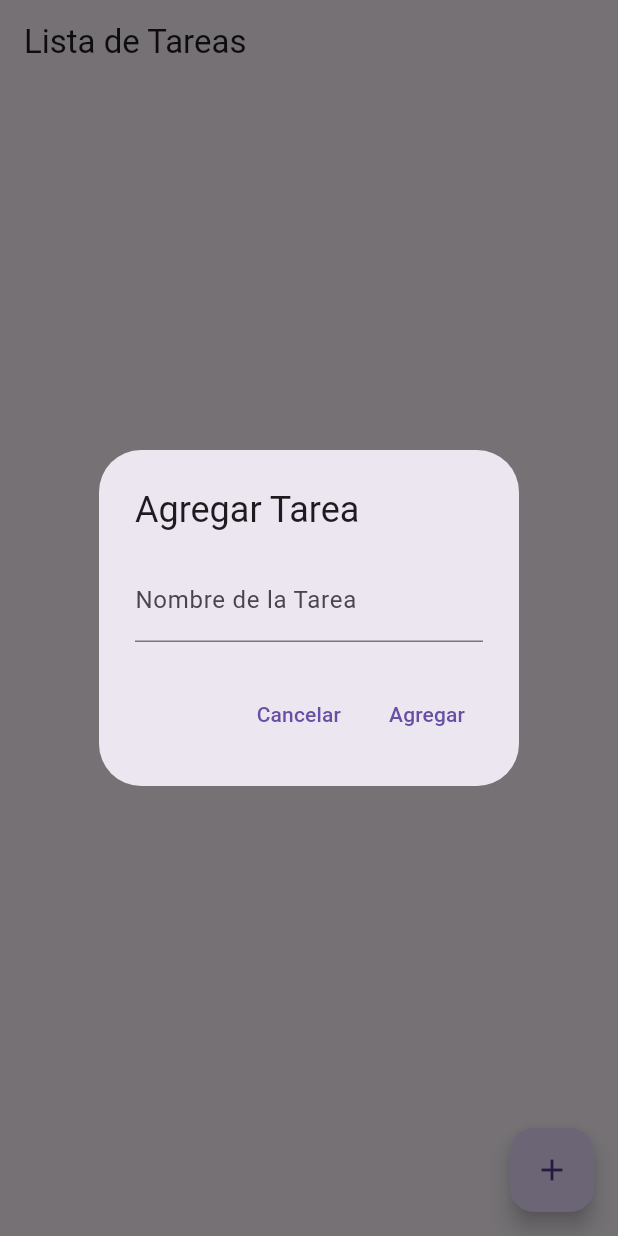
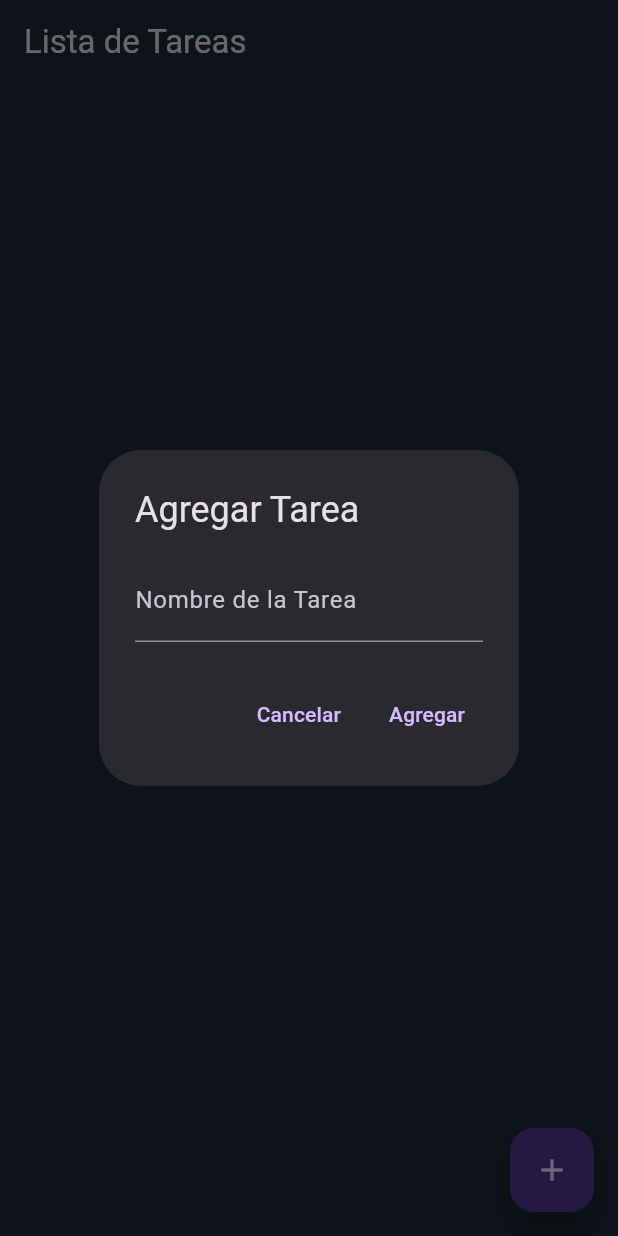
Before and after one commit to Sanspeen/todo_app, a Flutter app: the screen it shows after launch, after a tap on the "add" icon, on a phone screen of 412 x 824 dp. Run offline on Flutter 3.47's test engine with Material 3 defaults, Android fonts, the phone set to English and light mode, and no system bars.

Commit message:
Changed default styles

```diff
--- /dev/null
+++ b/lib/Theme/theme.dart
@@ -0,0 +1,14 @@
+import 'package:flutter/material.dart';
+
+final ThemeData customTheme = ThemeData.dark().copyWith(
+  primaryColor: Color(0xFF1F2937), // Dark blue-gray primary color
+  scaffoldBackgroundColor: Color(0xFF1F2937), // Dark blue-gray background color
+  elevatedButtonTheme: ElevatedButtonThemeData(
+    style: ButtonStyle(
+      backgroundColor: MaterialStateProperty.all<Color>(Color(0xFF6D28D9)), // Purple button background color
+    ),
+  ),
+  appBarTheme: AppBarTheme(
+    color: Color(0xFF1F2937), // Dark blue-gray app bar color
+  ),
+);
--- a/lib/main.dart
+++ b/lib/main.dart
@@ -1,6 +1,10 @@
 import 'package:flutter/material.dart';
+import 'package:todo_app/Theme/theme.dart';
 import './widgets/add_task_button_widget.dart';
 import './widgets/todo_list_widget.dart';
+import './widgets/add_task_dialog.dart';
+import './widgets/todo_item_widget.dart';
+
 void main() {
   runApp(TodoApp());
 }
@@ -10,9 +14,7 @@ class TodoApp extends StatelessWidget {
   Widget build(BuildContext context) {
     return MaterialApp(
       title: 'Todo App',
-      theme: ThemeData(
-        primarySwatch: Colors.blue,
-      ),
+      theme: customTheme,
       home: TodoListScreen(),
     );
   }
@@ -25,44 +27,24 @@ class TodoListScreen extends StatefulWidget {
 
 class _TodoListScreenState extends State<TodoListScreen> {
   final TextEditingController _taskController = TextEditingController();
-  final TextEditingController _descriptionController = TextEditingController();
   final List<TodoItem> _todos = [];
 
   void _showAddTodoDialog(BuildContext context) {
     showDialog(
       context: context,
       builder: (BuildContext context) {
-        return AlertDialog(
-          title: Text('Agregar Tarea'),
-          content: TextField(
-            controller: _taskController,
-            decoration: InputDecoration(
-              labelText: 'Nombre de la Tarea',
-            ),
-          ),
-          actions: <Widget>[
-            TextButton(
-              onPressed: () {
-                Navigator.of(context).pop();
-              },
-              child: Text('Cancelar'),
-            ),
-            TextButton(
-              onPressed: () {
-                _addTodo();
-                Navigator.of(context).pop();
-              },
-              child: Text('Agregar'),
-            ),
-          ],
+        return AddTaskDialog(
+          taskController: _taskController,
+          onAdd: (newTask) {
+            _addTodo(newTask);
+          },
         );
       },
     );
   }
 
-  void _addTodo() {
+  void _addTodo(String newTask) {
     setState(() {
-      String newTask = _taskController.text;
       if (newTask.isNotEmpty) {
         _todos.add(TodoItem(task: newTask, description: "", completed: false));
         _taskController.clear();
@@ -88,22 +70,42 @@ class _TodoListScreenState extends State<TodoListScreen> {
       appBar: AppBar(
         title: Text('Lista de Tareas'),
       ),
-      body: TodoListWidget(
-        todos: _todos,
-        toggleTodoComplete: _toggleTodoComplete,
-        removeTodoItem: _removeTodoItem,
+      body: Column(
+        children: <Widget>[
+          SizedBox(height: 20),
+          Expanded(
+            child: ListView.builder(
+              itemCount: _todos.length,
+              itemBuilder: (context, index) {
+                return ListTile(
+                  title: Text(_todos[index].task),
+                  subtitle: Text(_todos[index].description),
+                  trailing: Row(
+                    mainAxisSize: MainAxisSize.min,
+                    children: <Widget>[
+                      Checkbox(
+                        value: _todos[index].completed,
+                        onChanged: (_) => _toggleTodoComplete(index),
+                      ),
+                      IconButton(
+                        icon: Icon(Icons.delete),
+                        onPressed: () => _removeTodoItem(index),
+                      ),
+                    ],
+                  ),
+                );
+              },
+            ),
+          ),
+        ],
       ),
-      floatingActionButton: AddTaskButton(onPressed: () {
-        _showAddTodoDialog(context);
-      }),
+      floatingActionButton: FloatingActionButton(
+        onPressed: () {
+          _showAddTodoDialog(context);
+        },
+        tooltip: 'Agregar Tarea',
+        child: Icon(Icons.add),
+      ),
     );
   }
 }
-
-class TodoItem {
-  String task;
-  String description;
-  bool completed;
-
-  TodoItem({required this.task, required this.description, required this.completed});
-}
--- /dev/null
+++ b/lib/widgets/todo_item_widget.dart
@@ -0,0 +1,7 @@
+class TodoItem {
+  String task;
+  String description;
+  bool completed;
+
+  TodoItem({required this.task, required this.description, required this.completed});
+}
--- a/lib/widgets/todo_list_widget.dart
+++ b/lib/widgets/todo_list_widget.dart
@@ -1,5 +1,6 @@
 import 'package:flutter/material.dart';
-import '/main.dart'; // Cambia esto según la ubicación de tu clase TodoItem
+import '/main.dart';
+import 'todo_item_widget.dart';
 
 class TodoListWidget extends StatelessWidget {
   final List<TodoItem> todos;
```
Also changed, not shown: lib/widgets/add_task_button_widget.dart (+9 -6 lines).
